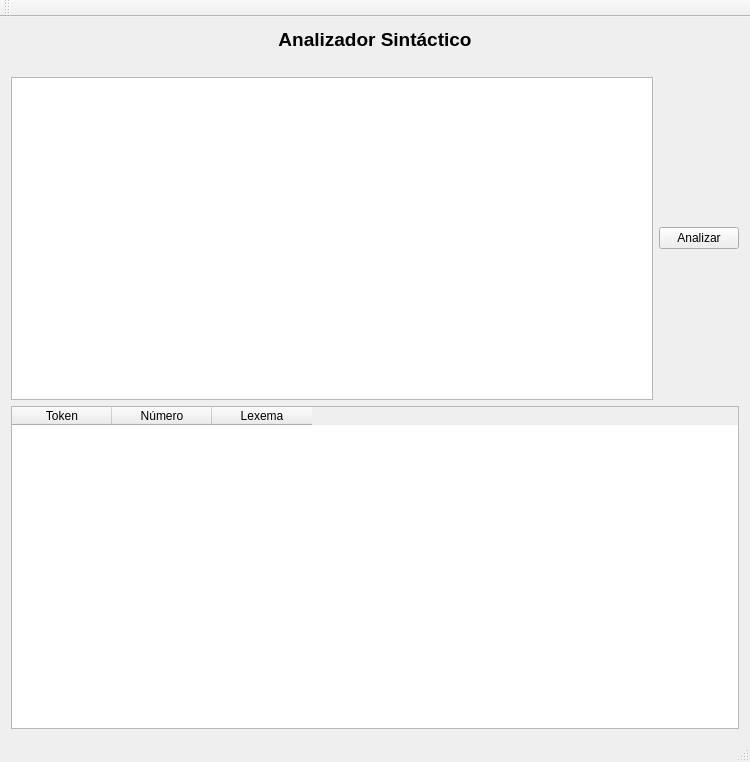
The window that SyntacticAnalyzer/mainwindow.ui (raaul19/SyntacticAnalyzer) describes before a commit, drawn with Qt 5.
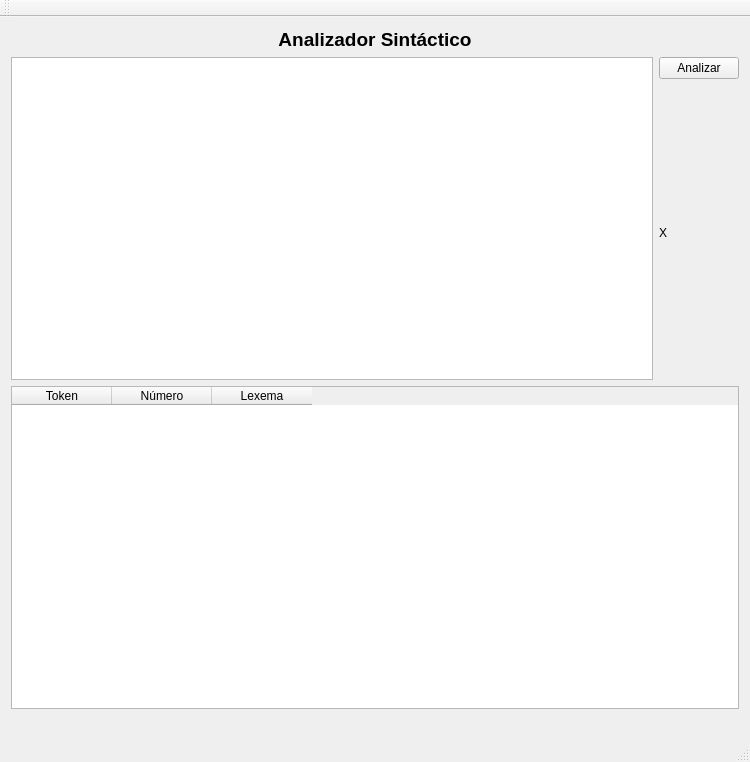
The same window after the commit.

Commit message: Adding syntactic class

Diff of the .ui file:
```diff
--- a/SyntacticAnalyzer/mainwindow.ui
+++ b/SyntacticAnalyzer/mainwindow.ui
@@ -14,7 +14,7 @@
    <string>SintacticAnalyzer</string>
   </property>
   <widget class="QWidget" name="centralWidget">
-   <layout class="QGridLayout" name="gridLayout">
+   <layout class="QGridLayout" name="gridLayout_3">
     <item row="0" column="0">
      <widget class="QLabel" name="Title">
       <property name="font">
@@ -33,29 +33,31 @@
      </widget>
     </item>
     <item row="1" column="0">
-     <widget class="QLabel" name="label">
-      <property name="text">
-       <string/>
-      </property>
-     </widget>
-    </item>
-    <item row="2" column="0">
-     <layout class="QVBoxLayout" name="verticalLayout">
-      <item>
-       <layout class="QHBoxLayout" name="horizontalLayout">
-        <item>
+     <layout class="QGridLayout" name="gridLayout_2">
+      <item row="0" column="0">
          <widget class="QTextEdit" name="textTE"/>
         </item>
-        <item>
+      <item row="0" column="1">
+       <layout class="QGridLayout" name="gridLayout">
+        <item row="0" column="0">
          <widget class="QPushButton" name="analyzeBT">
           <property name="text">
            <string>Analizar</string>
           </property>
          </widget>
         </item>
+        <item row="1" column="0">
+         <widget class="QLabel" name="isValidLE">
+          <property name="text">
+           <string>X</string>
+          </property>
+         </widget>
+        </item>
        </layout>
       </item>
-      <item>
+     </layout>
+    </item>
+    <item row="2" column="0">
        <widget class="QTableWidget" name="tokensTableTG">
         <column>
          <property name="text">
@@ -74,7 +76,12 @@
         </column>
        </widget>
       </item>
-     </layout>
+    <item row="3" column="0">
+     <widget class="QLabel" name="label">
+      <property name="text">
+       <string/>
+      </property>
+     </widget>
     </item>
    </layout>
    <zorder>label</zorder>
```
Left out of the diff: 2 changed lines with no effect on the pictures. Lines whose indentation alone changed are shown as unchanged. The commit also changes 10 other files.
